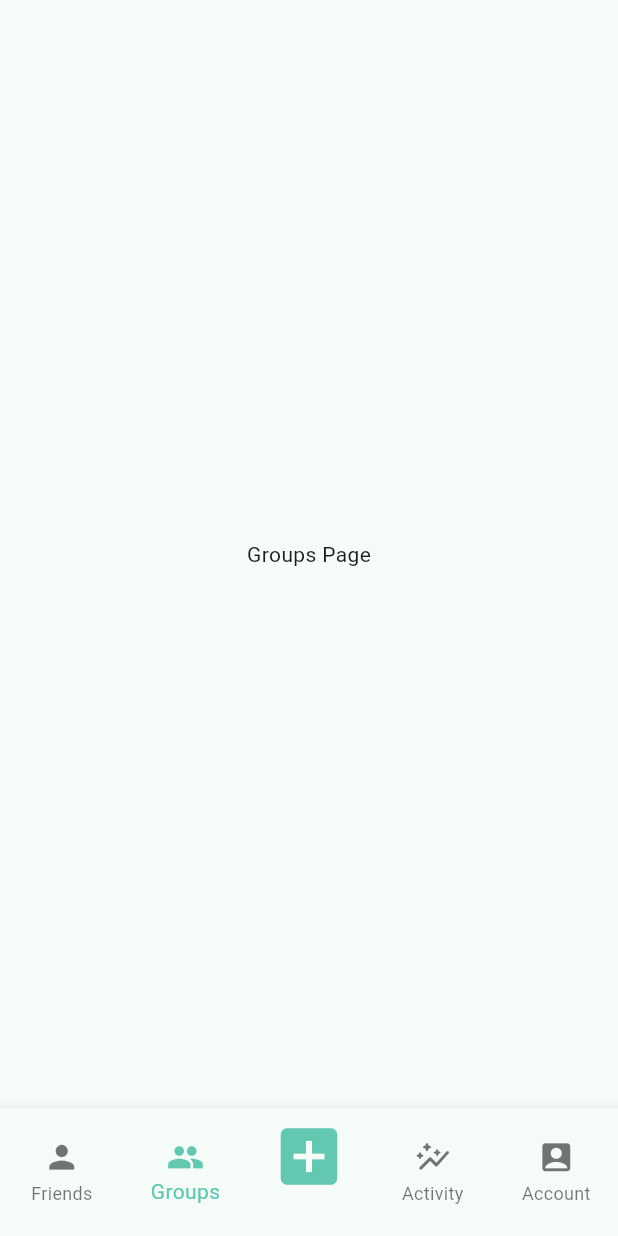
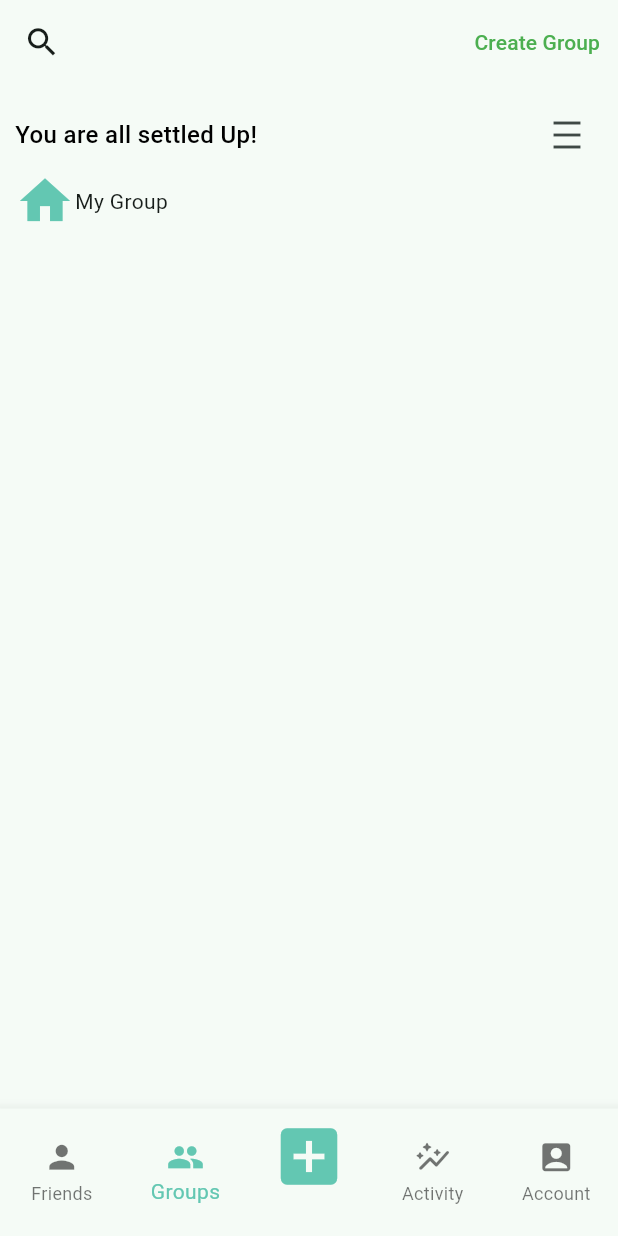
Before and after one commit to vatsal-06/SplitWiseClone, a Flutter app: the screen it shows after launch, item 2 of the bottom bar chosen, on a phone screen of 412 x 824 dp. Run offline on Flutter 3.47's test engine with Material 3 defaults, Android fonts, the phone set to English and light mode, and no system bars.

Commit message:
All files sorted into folders, Account Page designed Groups Page design ongoing

```diff
--- a/lib/global_variables.dart
+++ b/lib/global_variables.dart
@@ -29,3 +29,14 @@ final List people = [
     'expense': 'You owe \$400'
   }
 ];
+
+final List groups = [
+  {
+    'id': 0,
+    'groupName': 'Pizza',
+    'expenses': 'You owe \$100',
+  },
+  {
+
+  }
+];
--- a/lib/groups_page.dart
+++ /dev/null
@@ -1,19 +0,0 @@
-import 'package:flutter/material.dart';
-
-class GroupsPage extends StatefulWidget {
-  const GroupsPage({super.key});
-
-  @override
-  State<GroupsPage> createState() => _GroupsPageState();
-}
-
-class _GroupsPageState extends State<GroupsPage> {
-  @override
-  Widget build(BuildContext context) {
-    return const Scaffold(
-      body: Center(
-        child: Text('Groups Page'),
-      ),
-    );
-  }
-}
--- a/lib/friends_details_page.dart
+++ b/lib/pages/friends_details_page.dart
@@ -1,5 +1,4 @@
 import 'package:flutter/material.dart';
-import 'global_variables.dart';
 import 'friends_settings_page.dart';
 
 class FriendsDetailsPage extends StatefulWidget {
@@ -94,7 +93,6 @@ class _FriendsDetailsPageState extends State<FriendsDetailsPage> {
               ],
             ),
           ),
-          const SizedBox(height: 20),
         ],
       ),
     );
--- a/lib/friends_page.dart
+++ b/lib/pages/friends_page.dart
@@ -1,6 +1,6 @@
 import 'package:flutter/material.dart';
-import 'friends_item.dart';
-import 'global_variables.dart';
+import '../widgets/friends_item.dart';
+import '../global_variables.dart';
 import 'friends_details_page.dart';
 
 class FriendsPage extends StatefulWidget {
@@ -89,7 +89,7 @@ class _FriendsPageState extends State<FriendsPage> {
 
             ElevatedButton(
               style: ElevatedButton.styleFrom(
-                minimumSize: Size(250, 50),
+                minimumSize: const Size(250, 50),
                 shape: RoundedRectangleBorder(
                   borderRadius: BorderRadius.circular(10),
                 ),
--- a/lib/friends_settings_page.dart
+++ b/lib/pages/friends_settings_page.dart
@@ -1,5 +1,4 @@
 import 'package:flutter/material.dart';
-import 'package:splitwise/global_variables.dart';
 
 class FriendsSettingsPage extends StatelessWidget {
   final Map<String, dynamic> people;
@@ -20,7 +19,7 @@ class FriendsSettingsPage extends StatelessWidget {
           Row(
             children: [
               const Icon(Icons.person),
-              // Text(people['name'] as String, style: Theme.of(context).textTheme.titleMedium),
+              Text(people['name'] as String, style: Theme.of(context).textTheme.titleMedium),
             ],
           )
         ],
--- /dev/null
+++ b/lib/pages/groups_page.dart
@@ -0,0 +1,72 @@
+import 'package:flutter/material.dart';
+
+class GroupsPage extends StatefulWidget {
+  const GroupsPage({super.key});
+
+  @override
+  State<GroupsPage> createState() => _GroupsPageState();
+}
+
+class _GroupsPageState extends State<GroupsPage> {
+  final Map<String, dynamic> groups = {
+    'groupName': 'My Group'
+  };
+
+  @override
+  Widget build(BuildContext context) {
+    return Scaffold(
+      appBar: AppBar(
+        leading: IconButton(
+          icon: const Icon(Icons.search),
+          iconSize: 25,
+          onPressed: () {
+            print("Search icon pressed");
+          },
+        ),
+        actions: [
+          TextButton(
+              onPressed: () {
+                // Navigator.push(context, MaterialPageRoute(builder: (context) => const GroupsSplitwiseMaterialPage()));
+                print('Create Group button pressed');
+              },
+              child: const Text(
+                'Create Group',
+                style: TextStyle(color: Colors.green, fontSize: 14),
+              )),
+        ],
+      ),
+
+      body: Padding(
+        padding: const EdgeInsets.all(10.0),
+        child: Column(
+          children: [
+            Row(
+              mainAxisAlignment: MainAxisAlignment.spaceBetween,
+              children: [
+                const Text(
+                  'You are all settled Up!',
+                  style: TextStyle(
+                      fontSize: 16,
+                      color: Colors.black,
+                      fontWeight: FontWeight.w500),
+                ),
+                IconButton(
+                  icon: const Icon(Icons.density_medium_sharp),
+                  onPressed: () {
+                    print("Filter icon pressed");
+                  },
+                ),
+              ],
+            ),
+            Row(
+              children: [
+                Icon(Icons.home, color: Theme.of(context).colorScheme.primary, size: 40,),
+                Text(groups['groupName'] as String)
+              ],
+            ),
+          ],
+        ),
+      ),
+    );
+  }
+}
```
Also changed, not shown: lib/home_page.dart (+5 -5 lines), lib/pages/account_page.dart (renamed from lib/account_page.dart, +17 -4 lines), lib/widgets/account_settings.dart (renamed from lib/account_settings.dart, +4 -4 lines), lib/pages/activity_page.dart (renamed from lib/activity_page.dart), lib/pages/add_page.dart (renamed from lib/add_page.dart), lib/pages/test_page.dart (renamed from lib/test_page.dart), lib/widgets/friends_item.dart (renamed from lib/friends_item.dart).
